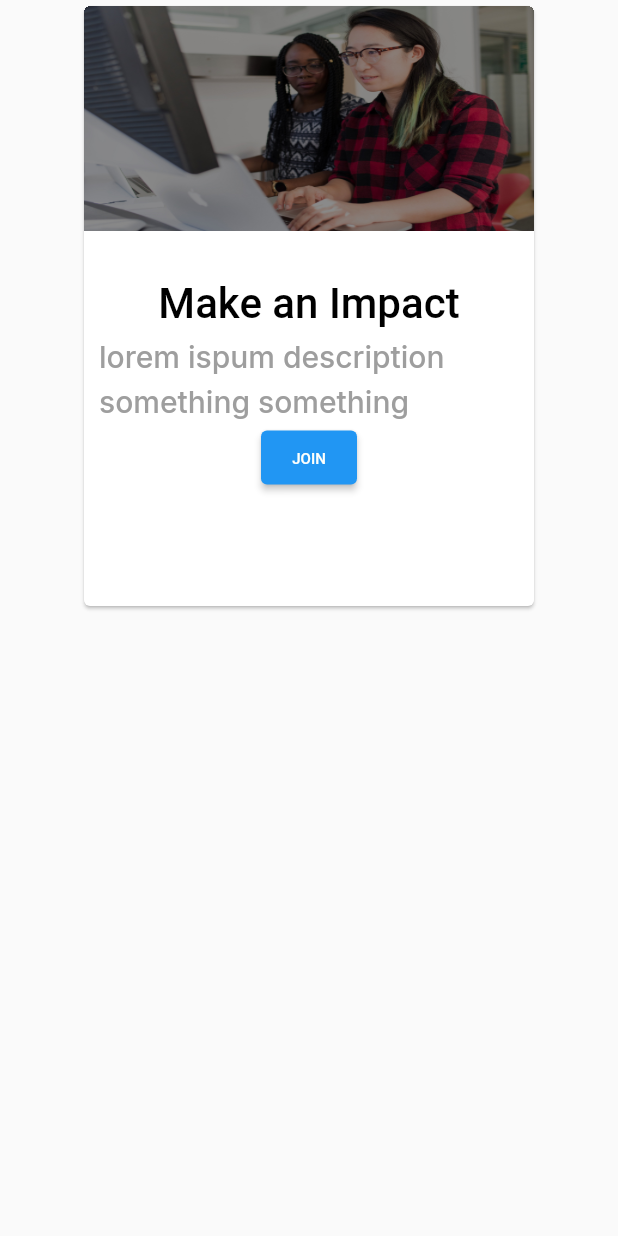
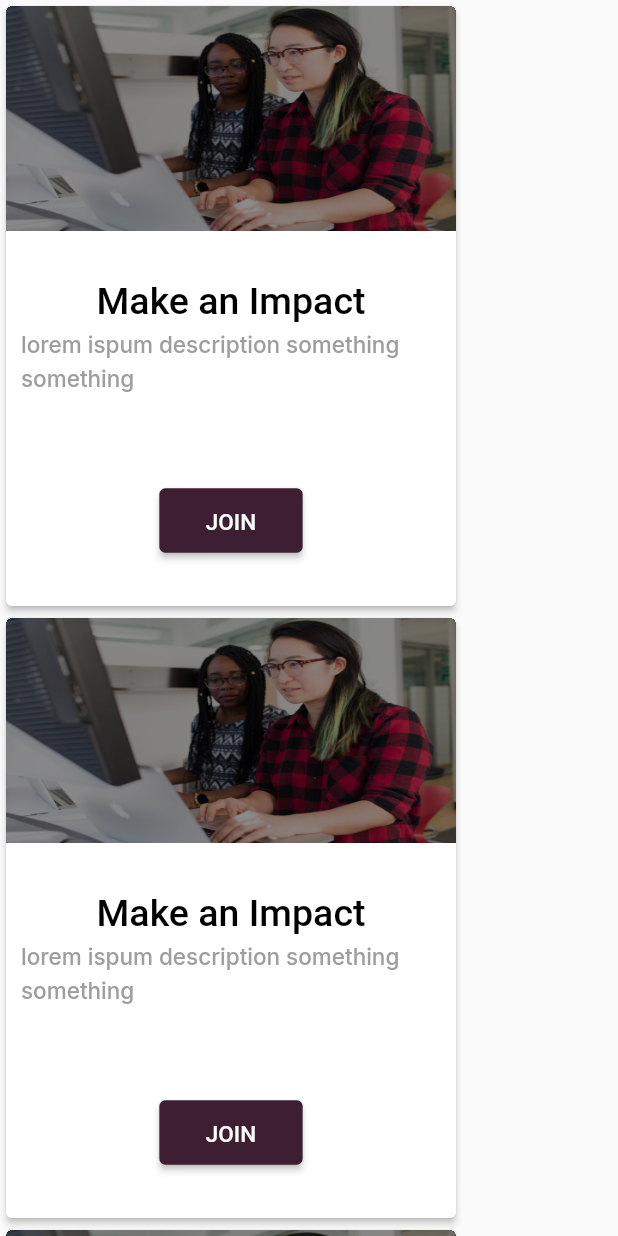
Before and after one commit to Jud-e/ehlites, a Flutter app: the Involvement widget shown alone on an empty page, opened directly, on a phone screen of 412 x 824 dp. Run offline on Flutter 3.47's test engine with Material 2 defaults, Android fonts, the light colour scheme and no system bars; our stand-ins replace google_fonts; Roboto replaces fonts that are missing (Mukta).

Commit message:
feat: involve

```diff
--- a/lib/constants.dart
+++ b/lib/constants.dart
@@ -1,12 +1,12 @@
 import 'package:flutter/material.dart';
 
-Widget xMargin(double x) {
+Widget xMargin(double? x) {
   return SizedBox(
     width: x,
   );
 }
 
-Widget yMargin(double y) {
+Widget yMargin(double? y) {
   return SizedBox(
     height: y,
   );
--- a/lib/homepage.dart
+++ b/lib/homepage.dart
@@ -55,8 +55,7 @@ class _HomePageState extends State<HomePage> {
                     ElevatedButton(
                         onPressed: () {},
                         style: ButtonStyle(
-                            backgroundColor:
-                                MaterialStateProperty.all(tertiary)),
+                            backgroundColor: MaterialStateProperty.all(purple)),
                         child: const Padding(
                           padding: EdgeInsets.all(10.0),
                           child: Text("See our impact"),
@@ -75,7 +74,7 @@ class _HomePageState extends State<HomePage> {
                   textAlign: TextAlign.center,
                   style: antonStyle(
                     40,
-                    tertiary,
+                    purple,
                   ),
                 ),
               ),
@@ -234,7 +233,7 @@ class _HomePageState extends State<HomePage> {
               decoration: BoxDecoration(color: primary),
               child: const Padding(
                 padding: EdgeInsets.all(10.0),
-                child: Involvement(),
+                child: Center(child: Involvement()),
               ),
             ),
           ],
--- a/lib/involve.dart
+++ b/lib/involve.dart
@@ -13,10 +13,11 @@ class Involvement extends StatefulWidget {
 class _InvolvementState extends State<Involvement> {
   @override
   Widget build(BuildContext context) {
-    return Row(
-      mainAxisAlignment: MainAxisAlignment.center,
+    var screenSize = MediaQuery.of(context).size;
+    return Wrap(
       children: [
         Card(
+          elevation: 2,
           clipBehavior: Clip.hardEdge,
           child: SizedBox(
             width: 300,
@@ -40,19 +41,137 @@ class _InvolvementState extends State<Involvement> {
                         children: [
                           Text(
                             'Make an Impact',
-                            style: thickStyle(28, black),
+                            style: thickStyle(25, black),
                           ),
                           Text(
                             "lorem ispum description something something",
-                            style: interStyle(20, Colors.grey),
+                            style: interStyle(15, Colors.grey),
                           ),
                         ],
                       ),
+                      yMargin(60.0),
                       ElevatedButton(
                           onPressed: () {},
-                          child: Text(
-                            "JOIN",
-                            style: normalStyle(10, primary),
+                          style: ButtonStyle(
+                              backgroundColor:
+                                  MaterialStatePropertyAll(purple)),
+                          child: Padding(
+                            padding: const EdgeInsets.symmetric(
+                                vertical: 10.0, horizontal: 15.0),
+                            child: Text(
+                              "JOIN",
+                              style: normalStyle(15, primary),
+                            ),
+                          ))
+                    ],
+                  ),
+                ),
+              ],
+            ),
+          ),
+        ),
+        xMargin(screenSize.width < 700 ? null : 10),
+        Card(
+          elevation: 2,
+          clipBehavior: Clip.hardEdge,
+          child: SizedBox(
+            width: 300,
+            height: 400,
+            child: Column(
+              // crossAxisAlignment: CrossAxisAlignment.start,
+              children: [
+                Image.asset(
+                  "images/bgimage1.jpg",
+                  height: 150,
+                  width: double.infinity,
+                  fit: BoxFit.fill,
+                ),
+                yMargin(15),
+                Padding(
+                  padding: const EdgeInsets.all(10.0),
+                  child: Column(
+                    mainAxisAlignment: MainAxisAlignment.spaceAround,
+                    children: [
+                      Column(
+                        children: [
+                          Text(
+                            'Make an Impact',
+                            style: thickStyle(25, black),
+                          ),
+                          Text(
+                            "lorem ispum description something something",
+                            style: interStyle(15, Colors.grey),
+                          ),
+                        ],
+                      ),
+                      yMargin(60.0),
+                      ElevatedButton(
+                          onPressed: () {},
+                          style: ButtonStyle(
+                              backgroundColor:
+                                  MaterialStatePropertyAll(purple)),
+                          child: Padding(
+                            padding: const EdgeInsets.symmetric(
+                                vertical: 10.0, horizontal: 15.0),
+                            child: Text(
+                              "JOIN",
+                              style: normalStyle(15, primary),
+                            ),
+                          ))
+                    ],
+                  ),
+                ),
+              ],
+            ),
+          ),
+        ),
+        xMargin(screenSize.width < 700 ? null : 10),
+        Card(
+          elevation: 2,
+          clipBehavior: Clip.hardEdge,
+          child: SizedBox(
+            width: 300,
+            height: 400,
+            child: Column(
+              // crossAxisAlignment: CrossAxisAlignment.start,
+              children: [
+                Image.asset(
+                  "images/bgimage1.jpg",
+                  height: 150,
+                  width: double.infinity,
+                  fit: BoxFit.fill,
+                ),
+                yMargin(15),
+                Padding(
+                  padding: const EdgeInsets.all(10.0),
+                  child: Column(
+                    mainAxisAlignment: MainAxisAlignment.spaceAround,
+                    children: [
+                      Column(
+                        children: [
+                          Text(
+                            'Make an Impact',
+                            style: thickStyle(25, black),
+                          ),
+                          Text(
+                            "lorem ispum description something something",
+                            style: interStyle(15, Colors.grey),
+                          ),
+                        ],
+                      ),
+                      yMargin(60.0),
+                      ElevatedButton(
+                          onPressed: () {},
+                          style: ButtonStyle(
+                              backgroundColor:
+                                  MaterialStatePropertyAll(purple)),
+                          child: Padding(
+                            padding: const EdgeInsets.symmetric(
+                                vertical: 10.0, horizontal: 15.0),
+                            child: Text(
+                              "JOIN",
+                              style: normalStyle(15, primary),
+                            ),
                           ))
                     ],
                   ),
--- a/lib/utilities/colors.dart
+++ b/lib/utilities/colors.dart
@@ -6,5 +6,4 @@ var yellow = const Color.fromARGB(255, 194, 209, 98);
 
 var primary = const Color(0xffFDFFFC);
 var secondary = const Color(0xffA833B9);
-var tertiary = const Color.fromARGB(255, 61, 30, 51);
 var black = Colors.black;
```
